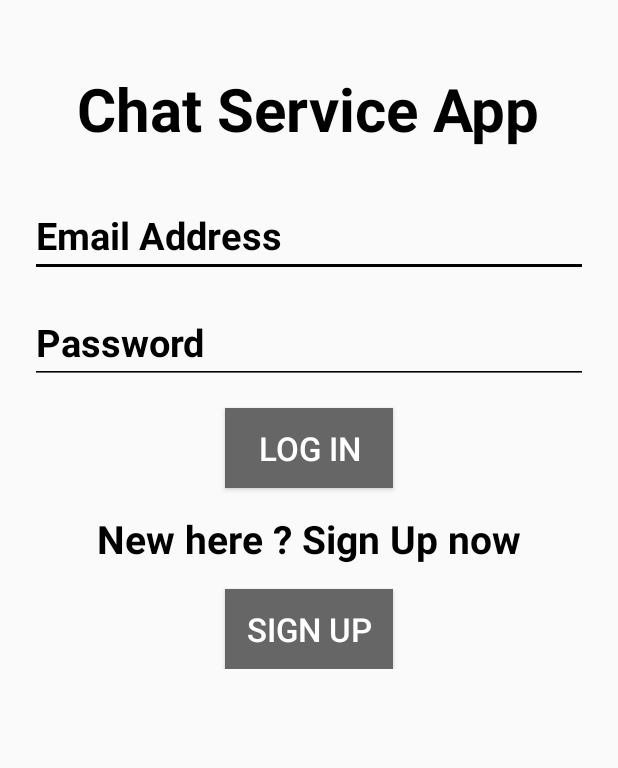
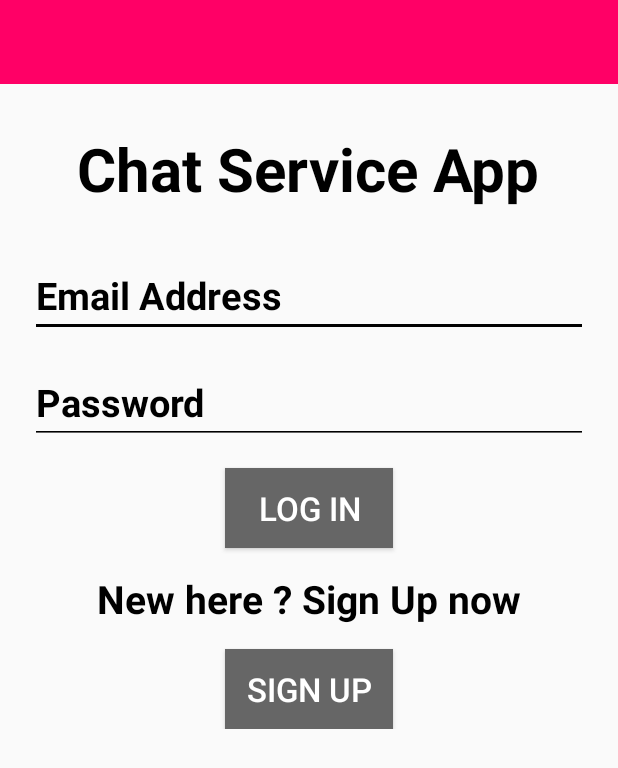
Before and after one commit to JasonHaque/ChatServiceApp, an Android app: the screen it shows after launch (LogInActivity), on a phone screen of 412 x 824 dp. Shown: the top 768 px of the screen. Run offline under Robolectric (Android 15) with nearby library versions, the phone set to English and light mode, and no system bars; our stand-ins replace Firebase (no records; nobody signed in at launch, a user with empty details on screens opened directly).

Commit message:
New toolbar color added

```diff
--- a/app/src/main/res/layout/activity_log_in.xml
+++ b/app/src/main/res/layout/activity_log_in.xml
@@ -1,15 +1,20 @@
 <?xml version="1.0" encoding="utf-8"?>
-<ScrollView xmlns:android="http://schemas.android.com/apk/res/android"
+<RelativeLayout xmlns:android="http://schemas.android.com/apk/res/android"
     xmlns:app="http://schemas.android.com/apk/res-auto"
     xmlns:tools="http://schemas.android.com/tools"
     android:layout_width="match_parent"
     android:layout_height="match_parent"
     tools:context=".LogInActivity">
+
+    <include
+        android:id="@+id/toolbar1"
+        layout="@layout/bar_layout" />
+
     <LinearLayout
         android:layout_width="match_parent"
         android:layout_height="wrap_content"
         android:padding="20dp"
-        android:layout_marginTop="25dp"
+        android:layout_marginTop="65dp"
         android:orientation="vertical">
         <TextView
             android:layout_width="wrap_content"
@@ -77,4 +82,4 @@
             android:text="@string/sign_up"
             android:layout_height="wrap_content"/>
     </LinearLayout>
-</ScrollView>
+</RelativeLayout>
--- /dev/null
+++ b/app/src/main/res/layout/bar_layout.xml
@@ -0,0 +1,8 @@
+<?xml version="1.0" encoding="utf-8"?>
+<Toolbar xmlns:android="http://schemas.android.com/apk/res/android"
+    android:orientation="vertical" android:layout_width="match_parent"
+    android:layout_height="wrap_content"
+    android:id="@+id/toolbar"
+    android:background="#ff0066">
+
+</Toolbar>
```
Also changed, not shown: app/src/main/res/layout/activity_sign_up.xml (+7 -3 lines).
